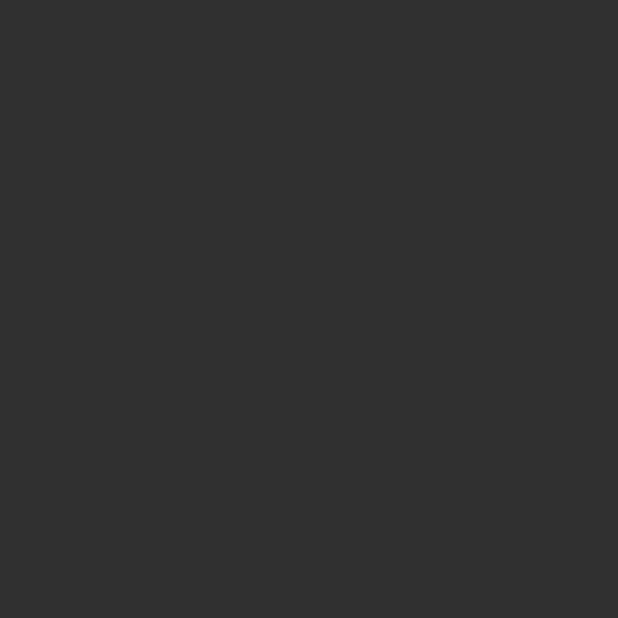
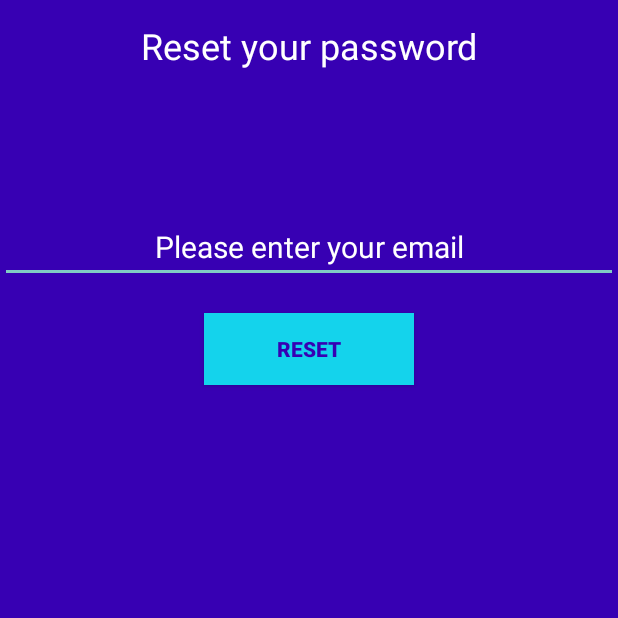
Before and after one commit to nDjura/QuizProject, an Android app: the ForgotPasswordActivity screen opened directly, with no data from a screen before it, on a phone screen of 412 x 824 dp, the top half of it. Before the commit the part shown is empty. Run offline under Robolectric (Android 15) with nearby library versions, the phone set to English and light mode, and no system bars; our stand-ins replace Firebase (no records; nobody signed in at launch, a user with empty details on screens opened directly).

Commit message:
Final Comit

```diff
--- a/app/src/main/java/com/example/quizproject/activities/ForgotPasswordActivity.kt
+++ b/app/src/main/java/com/example/quizproject/activities/ForgotPasswordActivity.kt
@@ -2,11 +2,47 @@ package com.example.quizproject.activities
 
 import androidx.appcompat.app.AppCompatActivity
 import android.os.Bundle
-import com.example.quizproject.R
+import android.view.View
+import android.widget.Toast
+import com.example.quizproject.databinding.ActivityForgotPasswordBinding
+import com.google.firebase.auth.FirebaseAuth
 
 class ForgotPasswordActivity : AppCompatActivity() {
+    private lateinit var auth: FirebaseAuth
+    private lateinit var binding: ActivityForgotPasswordBinding
+
     override fun onCreate(savedInstanceState: Bundle?) {
         super.onCreate(savedInstanceState)
-        setContentView(R.layout.activity_forgot_password)
+        binding = ActivityForgotPasswordBinding.inflate(layoutInflater)
+        val view = binding.root
+        setContentView(view)
+
+        auth = FirebaseAuth.getInstance()
+
+        binding.btnResetPassword.setOnClickListener {
+            val email = binding.etEmail.text.toString().trim()
+
+            if (email.isEmpty()) {
+                Toast.makeText(applicationContext, "Please enter your email.", Toast.LENGTH_SHORT).show()
+                return@setOnClickListener
+            }
+
+            auth.sendPasswordResetEmail(email)
+                .addOnCompleteListener { task ->
+                    if (task.isSuccessful) {
+                        Toast.makeText(
+                            applicationContext,
+                            "Password reset email sent to your address.",
+                            Toast.LENGTH_SHORT
+                        ).show()
+                    } else {
+                        Toast.makeText(
+                            applicationContext,
+                            "Error sending the email.",
+                            Toast.LENGTH_SHORT
+                        ).show()
+                    }
+                }
+        }
     }
 }
--- a/app/src/main/res/layout/activity_forgot_password.xml
+++ b/app/src/main/res/layout/activity_forgot_password.xml
@@ -1,9 +1,41 @@
 <?xml version="1.0" encoding="utf-8"?>
-<androidx.constraintlayout.widget.ConstraintLayout xmlns:android="http://schemas.android.com/apk/res/android"
+<LinearLayout xmlns:android="http://schemas.android.com/apk/res/android"
     xmlns:app="http://schemas.android.com/apk/res-auto"
     xmlns:tools="http://schemas.android.com/tools"
     android:layout_width="match_parent"
     android:layout_height="match_parent"
-    tools:context=".activities.ForgotPasswordActivity">
+    android:orientation="vertical"
+    tools:context=".activities.ForgotPasswordActivity"
+    android:background="@color/purple_700">
 
-</androidx.constraintlayout.widget.ConstraintLayout>
+    <TextView
+        android:layout_width="match_parent"
+        android:layout_height="wrap_content"
+        android:layout_margin="14dp"
+        android:textColor="@color/white"
+        android:text="Reset your password"
+        android:textAlignment="center"
+        android:textSize="24sp" />
+
+    <EditText
+        android:id="@+id/etEmail"
+        android:textColorHint="@color/white"
+        android:layout_width="match_parent"
+        android:layout_height="wrap_content"
+        android:layout_marginTop="80dp"
+        android:hint="Please enter your email"
+        android:textAlignment="center"
+        android:textSize="20sp" />
+
+    <Button
+        android:id="@+id/btnResetPassword"
+        android:layout_width="140dp"
+        android:textColor="@color/purple_700"
+        android:textStyle="bold"
+        android:background="@color/lightBlue"
+        android:layout_height="wrap_content"
+        android:layout_gravity="center"
+        android:layout_margin="20dp"
+        android:text="Reset" />
+
+</LinearLayout>
```
